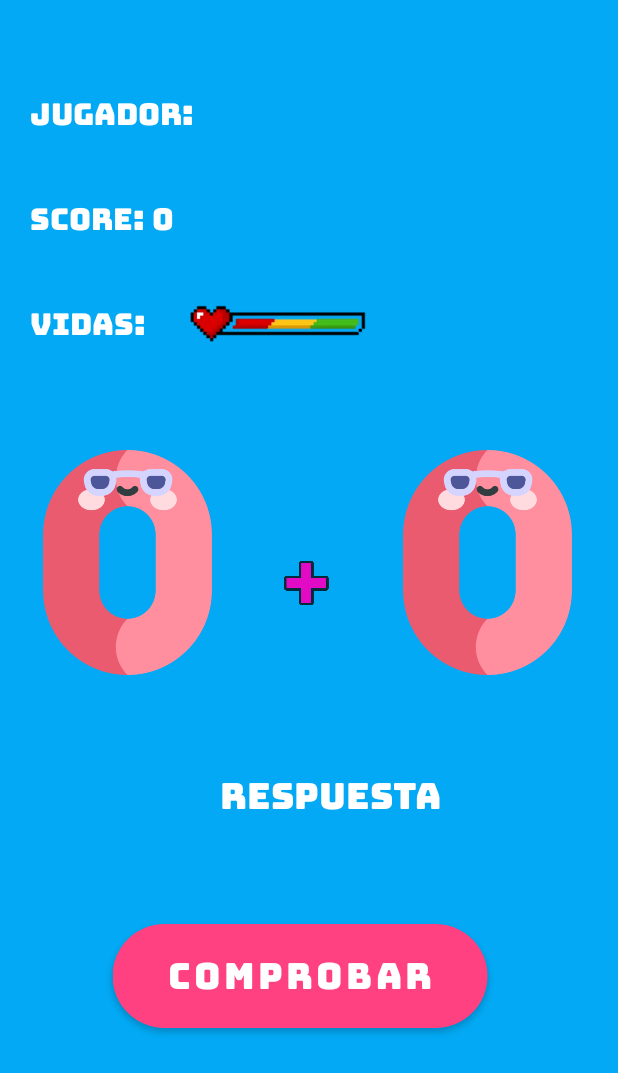
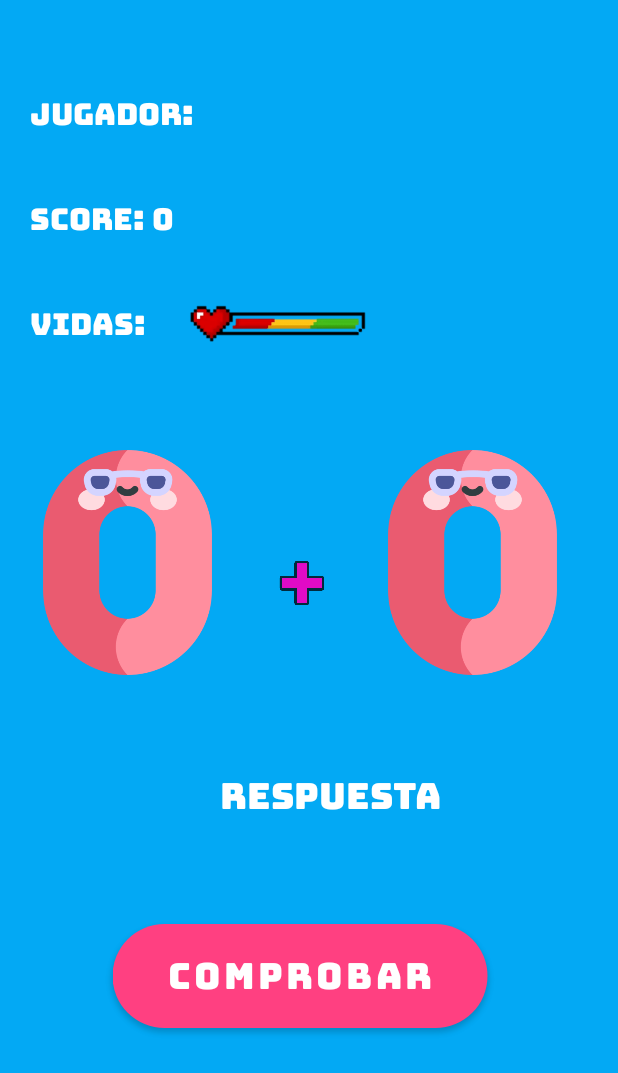
Before and after one commit to rodrigocrz/MathRushPRO, an Android app: the layout activity_main_activity2__nivel1.xml on its own in the app's theme, with its tools: preview values and no code run, on a phone screen of 412 x 824 dp. Shown: the top 1073 px of the screen. Run offline under Robolectric (Android 15) with nearby library versions, the phone set to English and light mode, and no system bars.

Commit message:
Desarrollo de Activity de nivel 1 - Validación de respuestas

```diff
--- a/app/src/main/res/layout/activity_main_activity2__nivel1.xml
+++ b/app/src/main/res/layout/activity_main_activity2__nivel1.xml
@@ -12,6 +12,7 @@
         android:layout_width="250dp"
         android:layout_height="wrap_content"
         android:fontFamily="@font/bungee"
+        android:onClick="Comparar"
         android:text="@string/boton_sumar"
         android:textSize="24sp"
         android:translationX="75dp"
@@ -73,7 +74,7 @@
         android:layout_width="150dp"
         android:layout_height="150dp"
         android:contentDescription="@string/app_name"
-        android:translationX="250dp"
+        android:translationX="240dp"
         android:translationY="300dp"
         app:srcCompat="@drawable/cero" />
 
@@ -82,7 +83,7 @@
         android:layout_width="80dp"
         android:layout_height="80dp"
         android:contentDescription="@string/app_name"
-        android:translationX="165dp"
+        android:translationX="162dp"
         android:translationY="350dp"
         app:srcCompat="@drawable/suma" />
 
```
Also changed, not shown: app/src/main/java/com/example/mathrushpro/MainActivity2_Nivel1.java (+50 -0 lines).
